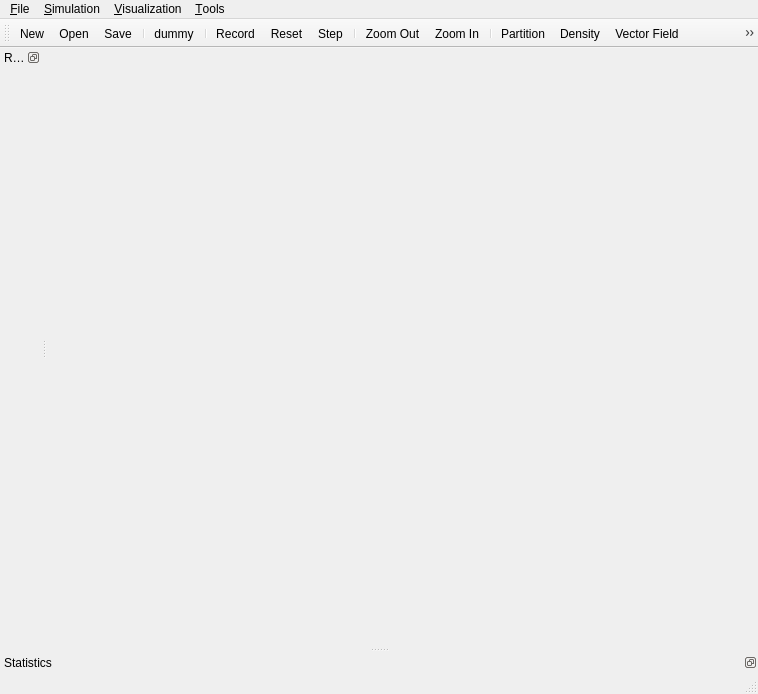
First picture: the form in mainwindow.ui, repository ruffsl/discoverage, before the edit.
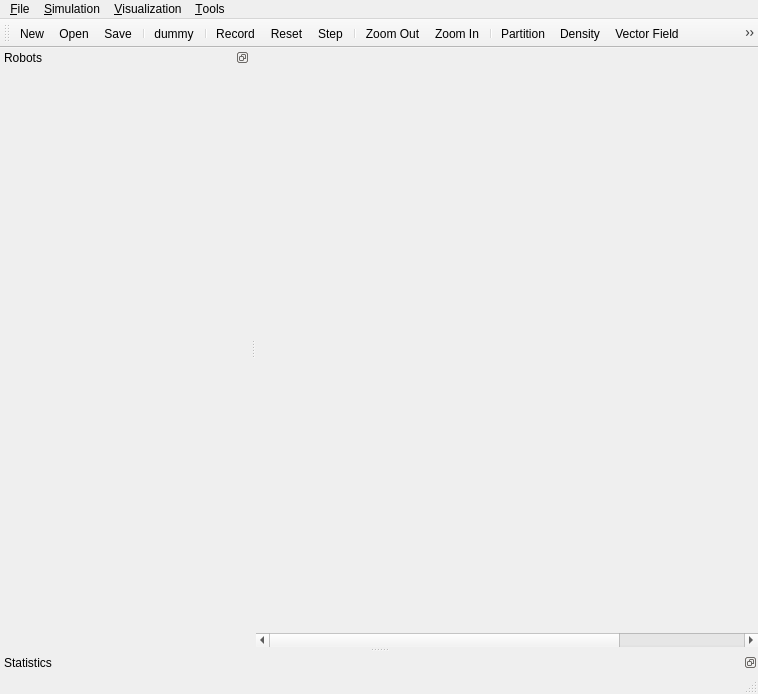
Second picture: the form after the edit. Icons and pictures are not drawn.

What changed in the file:
```diff
--- a/mainwindow.ui
+++ b/mainwindow.ui
@@ -38,8 +38,8 @@
       <widget class="QWidget" name="scrollAreaWidgetContents">
        <property name="geometry">
         <rect>
-         <x>9</x>
-         <y>86</y>
+         <x>0</x>
+         <y>75</y>
          <width>681</width>
          <height>383</height>
         </rect>
@@ -154,6 +154,12 @@
    <widget class="QWidget" name="dockWidgetContents_2"/>
   </widget>
   <widget class="QDockWidget" name="dwRobotManager">
+   <property name="minimumSize">
+    <size>
+     <width>250</width>
+     <height>44</height>
+    </size>
+   </property>
    <property name="features">
     <set>QDockWidget::DockWidgetFloatable|QDockWidget::DockWidgetMovable</set>
    </property>
```
Left out of the diff: 2 changed lines with no effect on the pictures.
